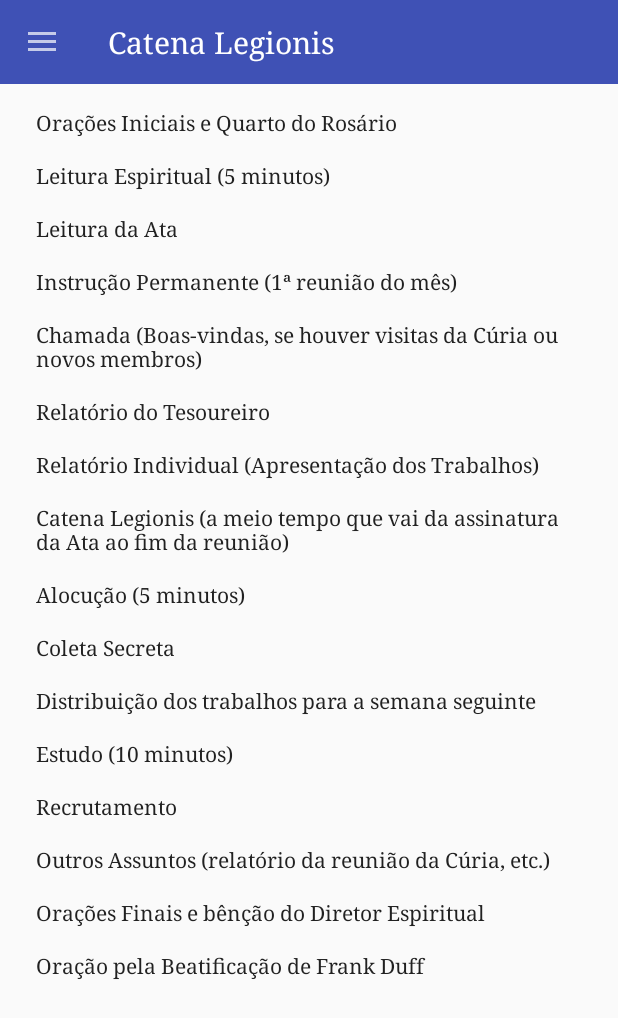
After one commit to mpjmuniz/legio-mariae, an Android app: the fragment WorksheetFragment placed in its activity, on a phone screen of 412 x 824 dp. The commit adds this screen. Shown: the top 1018 px of the screen. Run offline under Robolectric (Android 15) with nearby library versions, the phone set to English and light mode, and no system bars.

Commit message:
closes #7, milestone 1 complete

```diff
--- /dev/null
+++ b/app/src/main/java/legiomariae/org/br/legiomariae/model/DataProvider.kt
@@ -0,0 +1,23 @@
+package legiomariae.org.br.legiomariae.model
+
+import android.content.Context
+import legiomariae.org.br.legiomariae.R
+
+data class DataProvider(private val context: Context) {
+    val workItems : List<WorkItem> = listOf(WorkItem(context.getString(R.string.ipr_title), context.getString(R.string.ipr_addendum)),
+            WorkItem(context.getString(R.string.spr_title), context.getString(R.string.spr_addendum)),
+            WorkItem(context.getString(R.string.mnr_title), ""),
+            WorkItem(context.getString(R.string.pin_title), context.getString(R.string.pin_addendum)), // TODO: somente 1º do mês
+            WorkItem(context.getString(R.string.cal_title), context.getString(R.string.cal_addendum)),
+            WorkItem(context.getString(R.string.trr_title), ""),
+            WorkItem(context.getString(R.string.wrl_title), context.getString(R.string.wrl_addendum)),
+            WorkItem(context.getString(R.string.cat_title), context.getString(R.string.cat_addendum)), // meio tempo da assinatura da ata ao fim da reunião
+            WorkItem(context.getString(R.string.alt_title), context.getString(R.string.alt_addendum)),
+            WorkItem(context.getString(R.string.scl_title), ""),
+            WorkItem(context.getString(R.string.wds_title), context.getString(R.string.wds_addendum)),
+            WorkItem(context.getString(R.string.std_title), context.getString(R.string.std_addendum)),
+            WorkItem(context.getString(R.string.rcr_title), ""),
+            WorkItem(context.getString(R.string.omt_title), context.getString(R.string.omt_addendum)),
+            WorkItem(context.getString(R.string.fpr_title), context.getString(R.string.fpr_addendum)),
+            WorkItem(context.getString(R.string.fdf_title), ""))
+}
--- /dev/null
+++ b/app/src/main/java/legiomariae/org/br/legiomariae/model/WorkItem.kt
@@ -0,0 +1,18 @@
+package legiomariae.org.br.legiomariae.model
+
+
+data class WorkItem(val title : String, val addendum : String){
+    override fun toString(): String {
+        return "$title $addendum"
+    }
+
+    override fun equals(other: Any?): Boolean {
+        return this.title == other.toString()
+    }
+
+    override fun hashCode(): Int {
+        var result = title.hashCode()
+        result = 31 * result + addendum.hashCode()
+        return result
+    }
+}
--- /dev/null
+++ b/app/src/main/java/legiomariae/org/br/legiomariae/worksheet/WorksheetFragment.kt
@@ -0,0 +1,64 @@
+package legiomariae.org.br.legiomariae.worksheet
+
+import android.app.Fragment
+import android.content.Context
+import android.os.Bundle
+import android.support.v7.widget.LinearLayoutManager
+import android.support.v7.widget.RecyclerView
+import android.view.LayoutInflater
+import android.view.View
+import android.view.ViewGroup
+import android.widget.TextView
+import kotlinx.android.synthetic.main.fragment_worksheet.*
+import legiomariae.org.br.legiomariae.R
+import legiomariae.org.br.legiomariae.model.DataProvider
+import legiomariae.org.br.legiomariae.model.WorkItem
+
+class WorksheetFragment:Fragment() {
+
+    /*
+    * Layout code, no need to test
+    * */
+    override fun onCreateView(inflater:LayoutInflater, container:ViewGroup?,
+        savedInstanceState:Bundle?):View? {
+        return inflater.inflate(R.layout.fragment_worksheet, container, false)
+    }
+
+    override fun onViewCreated(view: View?, savedInstanceState: Bundle?) {
+        super.onViewCreated(view, savedInstanceState)
+
+        rvWorkItems.adapter = WorkItemAdapter(activity, DataProvider(activity).workItems)
+        rvWorkItems.layoutManager = LinearLayoutManager(activity)
+        rvWorkItems.setHasFixedSize(true)
+    }
+
+    private data class WorkItemAdapter(val context : Context, val workItems : List<WorkItem>)
+        : RecyclerView.Adapter<WorkItemAdapter.Holder>(){
+
+        override fun getItemCount(): Int {
+            return workItems.count()
+        }
+
+        override fun onBindViewHolder(holder: Holder, position: Int) {
+            try {
+                holder.bindWorkItem(workItems[position])
+            } catch (e: Exception){}
+        }
+
+        override fun onCreateViewHolder(parent: ViewGroup?, viewType: Int): Holder {
+            val view = LayoutInflater.from(context)
+                                    .inflate(R.layout.work_item, parent, false)
+
+            return Holder(view!!)
+        }
+
+        private inner class Holder(val itemV: View,
+                                   val itemTitle: TextView = itemV.findViewById(R.id.workItemTitle))
+            : RecyclerView.ViewHolder(itemV){
+
+            fun bindWorkItem(workItem : WorkItem){
+                itemTitle.text = workItem.toString()
+            }
+        }
+    }
+}
--- /dev/null
+++ b/app/src/main/res/layout/fragment_worksheet.xml
@@ -0,0 +1,23 @@
+<android.support.constraint.ConstraintLayout xmlns:android="http://schemas.android.com/apk/res/android"
+    xmlns:app="http://schemas.android.com/apk/res-auto"
+    xmlns:tools="http://schemas.android.com/tools"
+    android:layout_width="match_parent"
+    android:layout_height="match_parent"
+    tools:context="legiomariae.org.br.legiomariae.worksheet.WorksheetFragment">
+
+    <android.support.v7.widget.RecyclerView
+        android:id="@+id/rvWorkItems"
+        android:layout_width="0dp"
+        android:layout_height="0dp"
+        android:layout_marginEnd="16dp"
+        android:layout_marginStart="16dp"
+        android:layout_marginTop="8dp"
+        app:layout_constraintBottom_toBottomOf="parent"
+        app:layout_constraintEnd_toEndOf="parent"
+        app:layout_constraintStart_toStartOf="parent"
+        app:layout_constraintTop_toTopOf="parent"
+        tools:listitem="@layout/work_item">
+
+    </android.support.v7.widget.RecyclerView>
+
+</android.support.constraint.ConstraintLayout>
--- /dev/null
+++ b/app/src/main/res/layout/work_item.xml
@@ -0,0 +1,20 @@
+<?xml version="1.0" encoding="utf-8"?>
+<LinearLayout
+    android:layout_width="match_parent"
+    android:layout_height="wrap_content"
+    xmlns:android="http://schemas.android.com/apk/res/android"
+    xmlns:app="http://schemas.android.com/apk/res-auto"
+    android:orientation="vertical">
+
+    <TextView
+        android:id="@+id/workItemTitle"
+        android:layout_width="match_parent"
+        android:layout_height="wrap_content"
+        android:layout_marginEnd="8dp"
+        android:layout_marginStart="8dp"
+        android:layout_marginTop="8dp"
+        android:layout_marginBottom="8dp"
+        app:layout_constraintEnd_toEndOf="parent"
+        app:layout_constraintStart_toStartOf="parent"
+        app:layout_constraintTop_toTopOf="parent" />
+</LinearLayout>
--- a/app/src/main/res/menu/navigation_drawer.xml
+++ b/app/src/main/res/menu/navigation_drawer.xml
@@ -22,6 +22,10 @@
             android:id="@+id/nav_meeting"
             android:title="@string/wmt_title"
             android:checkable="true"/>
+        <item
+            android:id="@+id/nav_worksheet"
+            android:title="@string/wks_title"
+            android:checkable="true"/>
         </menu>
     </item>
 
--- a/app/src/main/res/values/strings.xml
+++ b/app/src/main/res/values/strings.xml
@@ -1,11 +1,4 @@
-<?xml version="1.0" encoding="utf-8" ?>
-<!DOCTYPE resources [
-    <!ENTITY pres "<font color='@android:color/holo_red_dark'>Ᵽ.</font>">
-    <!ENTITY resp "<font color='@android:color/holo_red_dark'>℟.</font>">
-    <!ENTITY cruz "<font color='@android:color/holo_red_dark'><b>♱</b></font>">
-    <!ENTITY antif "<font color='@android:color/holo_red_dark'><b>Ant.</b></font>">
-    <!ENTITY all "<font color='@android:color/holo_red_dark'>Ⱦ.</font>">
-]>
+<?xml version="1.0" encoding="utf-8" ?><!DOCTYPE resources [<!ENTITY pres "<font color='@android:color/holo_red_dark'>Ᵽ.</font>"><!ENTITY resp "<font color='@android:color/holo_red_dark'>℟.</font>"><!ENTITY cruz "<font color='@android:color/holo_red_dark'><b>♱</b></font>"><!ENTITY antif "<font color='@android:color/holo_red_dark'><b>Ant.</b></font>"><!ENTITY all "<font color='@android:color/holo_red_dark'>Ⱦ.</font>">]>
 <resources>
     <!-- Pattern: 3 chars for screen where the string is used, '_' to mean space, identifier following -->
     <string name="all_app_name" translatable="false">Legio Mariæ</string>
@@ -19,20 +12,22 @@
 
     <string name="cat_title" translatable="true">Catena Legionis</string>
     <string name="cat_antiphon" translatable="true">&antif; Quem é esta que avança como a aurora, formosa como a lua, brilhante como o sol, terrível como um exército em ordem de batalha?</string>
-    <string name="cat_magnificat" translatable="true">&pres; A minh’alma &cruz; engrandece ao Senhor\u200B\n&resp; E se alegrou o meu espírito em Deus, meu Salvador\n&pres;
-        Pois ele viu a pequenez de sua serva,\u200B* eis que agora as gerações hão de chamar-me de bendita.\n&resp;
+    <string name="cat_magnificat" translatable="true">&pres; A minh’alma &cruz; engrandece ao Senhor\u200B\n&resp;
+        E se alegrou o meu espírito em Deus, meu Salvador\n&pres; Pois ele viu a pequenez de sua serva,\u200B* eis que agora as gerações hão de chamar-me de bendita.\n&resp;
         O Poderoso fez por mim maravilhas\u200B* e Santo é o seu nome!\n&pres; Seu amor, de geração em geração, \u200Bchega a todos que o respeitam.\n&resp;
         Demonstrou o poder de seu braço,\u200B* dispersou os orgulhosos.\n&pres; Derrubou os poderosos de seus tronos\u200B* e os humildes exaltou.\n&resp;
         De bens saciou os famintos\u200B* e despediu, sem nada, os ricos.\n&pres; Acolheu Israel, seu servidor,\u200B* fiel ao seu amor\n&resp;
         Como havia prometido aos nossos pais,\u200B* em favor de Abraão e de seus filhos, para sempre.\n&pres;
         Glória ao Pai, ao Filho e ao Espírito Santo\u200B*\n&resp; Como era no princípio, agora e sempre, Amém.</string>
-    <string name="cat_prayers" translatable="true">&pres; Ó Maria concebida sem pecado,\n&resp; Rogai por nós que recorremos a Vós.\n\n&pres;
-        Oremos: Senhor Jesus Cristo, Mediador nosso perante o Pai, que Vos dignastes escolher a Virgem Santíssima, Vossa Mãe, para Mãe e Medianeira nossa junto de Vós, concedei misericordiosamente a quem a Vós recorrer, buscando os Vossos favores, se regozije de os receber todos por Ela.\n&resp;
+    <string name="cat_prayers" translatable="true">&pres; Ó Maria concebida sem pecado,\n&resp;
+        Rogai por nós que recorremos a Vós.\n\n&pres; Oremos: Senhor Jesus Cristo, Mediador nosso perante o Pai, que Vos dignastes escolher a Virgem Santíssima, Vossa Mãe, para Mãe e Medianeira nossa junto de Vós, concedei misericordiosamente a quem a Vós recorrer, buscando os Vossos favores, se regozije de os receber todos por Ela.\n&resp;
         Amém. </string>
+    <string name="cat_addendum">(a meio tempo que vai da assinatura da Ata ao fim da reunião)</string>
 
     <!-- Used in daily prayers -->
 
-    <string name="pry_trinity" translatable="true">&pres; Em nome do Pai&cruz;, do Filho e do Espírito Santo.\n&resp; Amém.</string>
+    <string name="pry_trinity" translatable="true">&pres; Em nome do Pai&cruz;, do Filho e do Espírito Santo.\n&resp;
+        Amém.</string>
     <string name="daily_prayers" translatable="true">Orações Diárias</string>
 
     <!-- Used in initial prayers -->
@@ -42,16 +37,17 @@
         E renovareis a face da terra.</string>
     <string name="ipr_initial_pray" translatable="true">&pres; Oremos: Ó Deus, que santificais a Vossa Igreja inteira, em todos os povos e nações, derramai por toda a extensão do mundo os dons do Espírito Santo e realizai agora no coração dos fiéis as maravilhas que operastes no início da pregação do Evangelho. Por nosso Senhor Jesus Cristo, Vosso Filho, na unidade do Espírito Santo. &resp;
         Amém.</string>
-    <string name="ipr_rosary_quarter" translatable="true">&pres; Abri meus lábios, ó Senhor.\n&resp; E a minha boca anunciará o Vosso louvor.\n&pres;
-        Vinde, ó Deus, em meu auxílio.\n&resp; Socorrei-me sem demora.\n&pres; Glória ao Pai, ao Filho e ao Espírito Santo\n&resp;
-        Como era no princípio, agora e sempre.\nAmém.\n\n(Segue-se o quarto do rosário, terminado pela Salve Rainha)\n\n&pres;
+    <string name="ipr_rosary_quarter" translatable="true">&pres; Abri meus lábios, ó Senhor.\n&resp;
+        E a minha boca anunciará o Vosso louvor.\n&pres; Vinde, ó Deus, em meu auxílio.\n&resp;
+        Socorrei-me sem demora.\n&pres; Glória ao Pai, ao Filho e ao Espírito Santo\n&resp; Como era no princípio, agora e sempre.\nAmém.\n\n(Segue-se o quarto do rosário, terminado pela Salve Rainha)\n\n&pres;
         Rogai por nós, Santa Mãe de Deus.\n&resp; Para que sejamos dignos das promessas de Cristo.</string>
     <string name="ipr_final_pray" translatable="true">&pres; Oremos: Ó Deus, cujo Filho Unigênito, por Sua vida, morte e ressurreição, nos obteve o prêmio da salvação eterna, concedei-nos, nós Vô-lo pedimos que, meditando estes mistérios da Bem-Aventurada Virgem Maria, imitemos o que contém e consigamos o que prometem. Pelo mesmo Cristo, Senhor Nosso.\n&resp;
         Amém.</string>
-    <string name="ipr_invocations" translatable="true">&pres; Coração Sacratíssimo de Jesus,\n&resp; Tende piedade de nós.\n&pres;
-        Coração Imaculado de Maria,\n&resp; Rogai por nós.\n&pres; São José,\n&resp; Rogai por nós.\n&pres;
-        São João Evangelista,\n&resp; Rogai por nós.\n&pres; São Luís Maria de Monfort,\n&resp;
+    <string name="ipr_invocations" translatable="true">&pres; Coração Sacratíssimo de Jesus,\n&resp;
+        Tende piedade de nós.\n&pres; Coração Imaculado de Maria,\n&resp; Rogai por nós.\n&pres; São José,\n&resp;
+        Rogai por nós.\n&pres; São João Evangelista,\n&resp; Rogai por nós.\n&pres; São Luís Maria de Monfort,\n&resp;
         Rogai por nós.\n</string>
+    <string name="ipr_addendum">e Quarto do Rosário</string>
 
     <!-- Used in final prayers -->
 
@@ -65,6 +61,7 @@
     <string name="fpr_final_prayers" translatable="true">&all; Concedei-nos, Senhor, a nós que militamos sob o estandarte da Virgem, aquela plenitude de fé em Vós e de confiança em Maria, que nos assegurem a conquista do mundo.\nDai-nos uma fé viva, animada pela caridade, que nos leve a praticar as nossas ações, unicamente por amor de vós, e a ver-Vos e a servir-Vos sempre no nosso próximo; uma fé firme e inabalável como a rocha, que nos conserve calmos e resolutos no meio das cruzes, trabalhos e decepções da vida; uma fé corajosa que nos anime a empreender e prosseguir, sem hesitação, grandes coisas por Deus e pela salvação do próximo; uma fé que seja a Coluna de Fogo da nossa Legião, que nos guie avante unidos, para acender em todos a chama do Amor divino; iluminar os que estão nas trevas e sombras da morte; animar os indecisos; restituir a vida aso mortos no pecado; e nos dirija os passos no caminho da paz.\nDe forma que terminada a batalha da vida, a nossa Legião possa reunir-se, sem uma só perda, no Reino de Vosso Amor e Glória.\nAmém. </string>
     <string name="fpr_rip" translatable="true">&pres; Que as almas dos Legionários e de todos os fiéis defuntos, pela misericórdia de Deus, descansem em paz.\n&resp;
         Amém.\n\n\t(Segue-se a bênção do Diretor Espiritual)</string>
+    <string name="fpr_addendum">e bênção do Diretor Espiritual</string>
 
     <!-- Used in rosary quarter -->
 
@@ -77,6 +74,7 @@
     <!-- Used in spiritual reading -->
 
     <string name="spr_title" translatable="true">Leitura Espiritual</string>
+    <string name="spr_addendum">(5 minutos)</string>
 
     <!-- Used in the minutes reading -->
 
@@ -88,11 +86,13 @@
 
     <!-- Used in work reports -->
 
-    <string name="wrl_title" translatable="true">Relatório dos Trabalhos</string>
+    <string name="wrl_title" translatable="true">Relatório Individual</string>
+    <string name="wrl_addendum">(Apresentação dos Trabalhos)</string>
 
     <!-- Used in alocuttio -->
 
     <string name="alt_title" translatable="true">Alocução</string>
+    <string name="alt_addendum" translatable="true">(5 minutos)</string>
 
     <!-- Used in secret collection -->
 
@@ -101,14 +101,17 @@
     <!-- Used in other matters -->
 
     <string name="omt_title" translatable="true">Outros Assuntos</string>
+    <string name="omt_addendum" translatable="true">(relatório da reunião da Cúria, etc.)</string>
 
     <!-- Used in study -->
 
     <string name="std_title" translatable="true">Estudo</string>
+    <string name="std_addendum" translatable="true">(10 minutos)</string>
 
     <!-- Used in Work distribution -->
 
-    <string name="wds_title" translatable="true">Distribuição dos Trabalhos</string>
+    <string name="wds_title" translatable="true">Distribuição dos trabalhos</string>
+    <string name="wds_addendum" translatable="true">para a semana seguinte</string>
 
     <!-- Used in Frank Duff beatification prayer -->
 
@@ -119,6 +122,7 @@
     <!-- Used in Permanent Instruction -->
 
     <string name="pin_title" translatable="true">Instrução Permanente</string>
+    <string name="pin_addendum" translatable="true">(1ª reunião do mês)</string>
     <string name="pin_start" translatable="true">&pres; O Serviço Legionário exige de cada membro da Legião: </string>
     <string name="pin_first" translatable="true"><font color='@android:color/holo_red_dark'>Primeiro:</font> A assistência pontual e regular à reunião semanal do Præsidium, onde deve apresentar em voz alta e compreensível o relatório exato do trabalho realizado.</string>
     <string name="pin_second" translatable="true"><font color='@android:color/holo_red_dark'>Segundo:</font> A reza diária da Catena.</string>
@@ -127,12 +131,17 @@
 
     <!-- Used in callings -->
 
-    <string name="cal_title">Chamada</string>
+    <string name="cal_title" translatable="true">Chamada</string>
+    <string name="cal_addendum" translatable="true">(Boas-vindas, se houver visitas da Cúria ou novos membros)</string>
 
-    <!-- Used in get started fragment -->
+    <!-- Used in worksheet -->
 
-    <string name="gts_title">Vamos começar?</string>
-    <string name="gts_welcome">Bem vindo, Legionário!</string>
-    <string name="gts_timer_instr">Ao passar para a direita, o tempo para a oração da Catena será iniciado.</string>
-    <string name="gts_following">➤</string>
+    <string name="wks_title" translatable="true">Folha de Trabalho</string>
+    <string name="wks_date" translatable="true">Data: </string>
+    <string name="wks_time" translatable="true">Horário: </string>
+    <string name="wks_name" translatable="true">Præsidium</string>
+
+    <!-- Used in recruiting -->
+
+    <string name="rcr_title">Recrutamento</string>
 </resources>
```
Also changed, not shown: app/src/main/java/legiomariae/org/br/legiomariae/meeting/MeetingFragment.kt (+5 -15 lines), app/src/main/java/legiomariae/org/br/legiomariae/meeting/NavigationActivity.kt (+9 -0 lines), app/src/main/res/layout/content_meeting_start.xml (deleted, +0 -67 lines).
